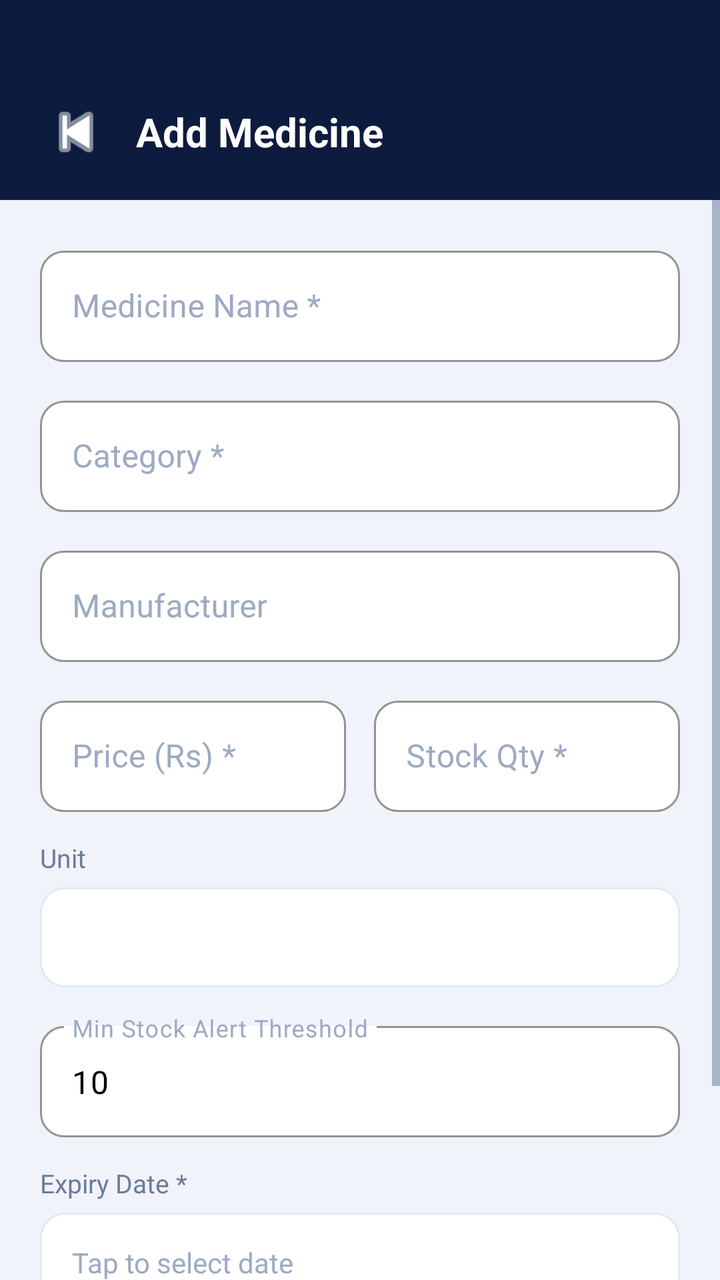
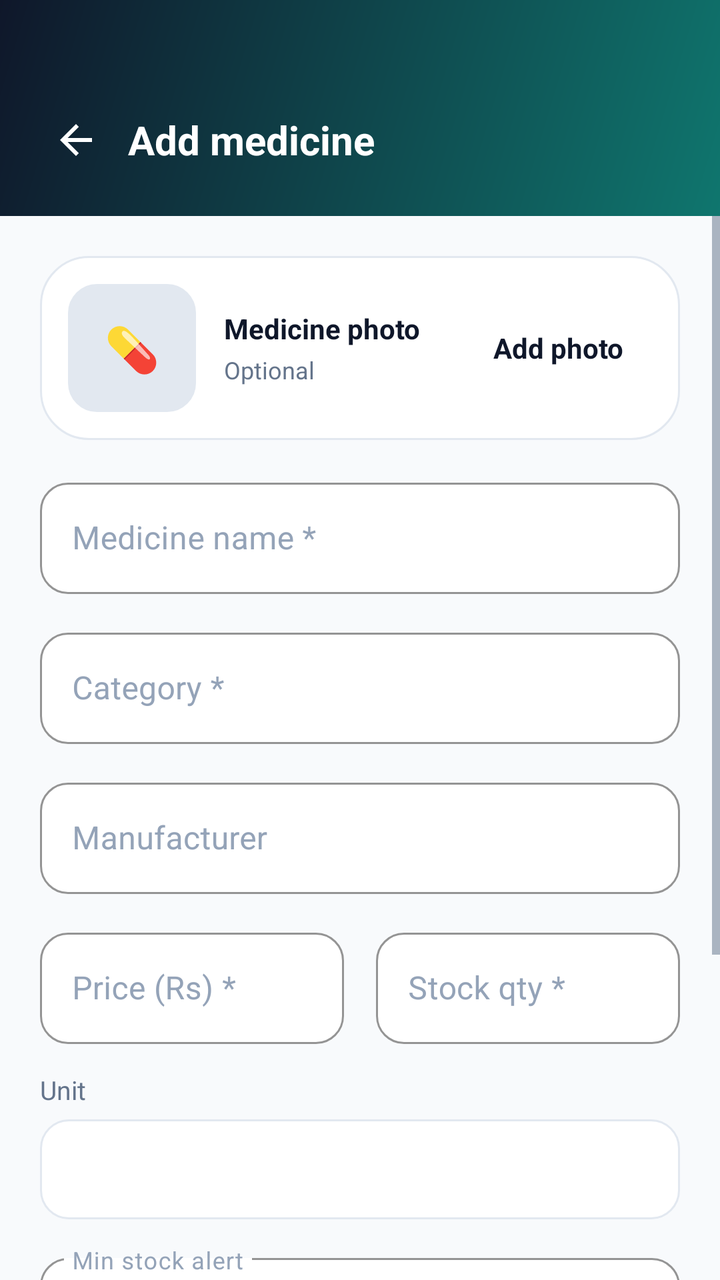

Before-and-after screenshots of an Android layout around one commit, followed by the original layout XML and the change that was made.
<!-- AndroidManifest.xml: application theme Theme.MediQuick -->
<!-- res/layout/activity_add_edit_medicine.xml -->
<?xml version="1.0" encoding="utf-8"?>
<LinearLayout xmlns:android="http://schemas.android.com/apk/res/android"
    xmlns:app="http://schemas.android.com/apk/res-auto"
    android:layout_width="match_parent"
    android:layout_height="match_parent"
    android:orientation="vertical"
    android:background="@color/surface">

    
    <LinearLayout
        android:layout_width="match_parent"
        android:layout_height="wrap_content"
        android:background="@color/navy"
        android:paddingTop="48dp"
        android:paddingBottom="16dp"
        android:paddingHorizontal="20dp"
        android:orientation="horizontal"
        android:gravity="center_vertical">

        <ImageView
            android:id="@+id/ivBack"
            android:layout_width="36dp"
            android:layout_height="36dp"
            android:src="@android:drawable/ic_media_previous"
            android:tint="@color/white"
            android:clickable="true"
            android:focusable="true" />

        <TextView
            android:id="@+id/tvTitle"
            android:layout_width="0dp"
            android:layout_height="wrap_content"
            android:layout_weight="1"
            android:text="Add Medicine"
            android:textColor="@color/white"
            android:textSize="20sp"
            android:textStyle="bold"
            android:layout_marginStart="12dp" />

    </LinearLayout>

    <ScrollView
        android:layout_width="match_parent"
        android:layout_height="0dp"
        android:layout_weight="1">

        <LinearLayout
            android:layout_width="match_parent"
            android:layout_height="wrap_content"
            android:orientation="vertical"
            android:padding="20dp">

            
            <com.google.android.material.textfield.TextInputLayout
                android:id="@+id/tilName"
                style="@style/InputLayout"
                android:layout_width="match_parent"
                android:layout_height="wrap_content"
                android:hint="Medicine Name *"
                android:layout_marginBottom="14dp">
                <com.google.android.material.textfield.TextInputEditText
                    android:id="@+id/etName"
                    android:layout_width="match_parent"
                    android:layout_height="wrap_content"
                    android:inputType="textCapWords"
                    android:maxLines="1"
                    android:textColor="@color/black" />
            </com.google.android.material.textfield.TextInputLayout>

            
            <com.google.android.material.textfield.TextInputLayout
                android:id="@+id/tilCategory"
                style="@style/InputLayout"
                android:layout_width="match_parent"
                android:layout_height="wrap_content"
                android:hint="Category *"
                android:layout_marginBottom="14dp">
                <com.google.android.material.textfield.TextInputEditText
                    android:id="@+id/etCategory"
                    android:layout_width="match_parent"
                    android:layout_height="wrap_content"
                    android:inputType="textCapWords"
                    android:maxLines="1"
                    android:textColor="@color/black" />
            </com.google.android.material.textfield.TextInputLayout>

            
            <com.google.android.material.textfield.TextInputLayout
                android:id="@+id/tilManufacturer"
                style="@style/InputLayout"
                android:layout_width="match_parent"
                android:layout_height="wrap_content"
                android:hint="Manufacturer"
                android:layout_marginBottom="14dp">
                <com.google.android.material.textfield.TextInputEditText
                    android:id="@+id/etManufacturer"
                    android:layout_width="match_parent"
                    android:layout_height="wrap_content"
                    android:inputType="textCapWords"
                    android:maxLines="1"
                    android:textColor="@color/black" />
            </com.google.android.material.textfield.TextInputLayout>

            
            <LinearLayout
                android:layout_width="match_parent"
                android:layout_height="wrap_content"
                android:orientation="horizontal"
                android:weightSum="2"
                android:layout_marginBottom="14dp">

                <com.google.android.material.textfield.TextInputLayout
                    android:id="@+id/tilPrice"
                    style="@style/InputLayout"
                    android:layout_width="0dp"
                    android:layout_height="wrap_content"
                    android:layout_weight="1"
                    android:hint="Price (Rs) *"
                    android:layout_marginEnd="7dp">
                    <com.google.android.material.textfield.TextInputEditText
                        android:id="@+id/etPrice"
                        android:layout_width="match_parent"
                        android:layout_height="wrap_content"
                        android:inputType="numberDecimal"
                        android:maxLines="1"
                        android:textColor="@color/black" />
                </com.google.android.material.textfield.TextInputLayout>

                <com.google.android.material.textfield.TextInputLayout
                    android:id="@+id/tilStock"
                    style="@style/InputLayout"
                    android:layout_width="0dp"
                    android:layout_height="wrap_content"
                    android:layout_weight="1"
                    android:hint="Stock Qty *"
                    android:layout_marginStart="7dp">
                    <com.google.android.material.textfield.TextInputEditText
                        android:id="@+id/etStock"
                        android:layout_width="match_parent"
                        android:layout_height="wrap_content"
                        android:inputType="number"
                        android:maxLines="1"
                        android:textColor="@color/black" />
                </com.google.android.material.textfield.TextInputLayout>

            </LinearLayout>

            
            <TextView
                android:layout_width="wrap_content"
                android:layout_height="wrap_content"
                android:text="Unit"
                android:textColor="@color/text_secondary"
                android:textSize="13sp"
                android:layout_marginBottom="6dp" />

            <Spinner
                android:id="@+id/spinnerUnit"
                android:layout_width="match_parent"
                android:layout_height="50dp"
                android:background="@drawable/bg_spinner"
                android:layout_marginBottom="14dp"
                android:paddingHorizontal="12dp" />

            
            <com.google.android.material.textfield.TextInputLayout
                android:id="@+id/tilMinStock"
                style="@style/InputLayout"
                android:layout_width="match_parent"
                android:layout_height="wrap_content"
                android:hint="Min Stock Alert Threshold"
                android:layout_marginBottom="14dp">
                <com.google.android.material.textfield.TextInputEditText
                    android:id="@+id/etMinStock"
                    android:layout_width="match_parent"
                    android:layout_height="wrap_content"
                    android:inputType="number"
                    android:maxLines="1"
                    android:text="10"
                    android:textColor="@color/black" />
            </com.google.android.material.textfield.TextInputLayout>

            
            <TextView
                android:layout_width="wrap_content"
                android:layout_height="wrap_content"
                android:text="Expiry Date *"
                android:textColor="@color/text_secondary"
                android:textSize="13sp"
                android:layout_marginBottom="6dp" />

            <TextView
                android:id="@+id/tvExpiry"
                android:layout_width="match_parent"
                android:layout_height="50dp"
                android:text="Tap to select date"
                android:textColor="@color/text_hint"
                android:background="@drawable/bg_spinner"
                android:gravity="center_vertical"
                android:paddingHorizontal="16dp"
                android:layout_marginBottom="28dp"
                android:clickable="true"
                android:focusable="true" />

            
            <Button
                android:id="@+id/btnSave"
                android:layout_width="match_parent"
                android:layout_height="54dp"
                android:text="Save Medicine"
                android:textSize="16sp"
                android:textStyle="bold"
                android:textColor="@color/white"
                android:background="@drawable/bg_green_button"
                style="@style/Widget.MaterialComponents.Button.UnelevatedButton" />

        </LinearLayout>

    </ScrollView>

</LinearLayout>
<!-- resources referenced by this layout -->
<resources>
  <color name="black">#000000</color>
  <color name="navy">#0D1B3E</color>
  <color name="surface">#F0F3FA</color>
  <color name="text_hint">#9DAAC2</color>
  <color name="text_secondary">#6B7B9A</color>
  <!-- drawable bg_green_button (drawable) -->
  <?xml version="1.0" encoding="utf-8"?>
  <shape xmlns:android="http://schemas.android.com/apk/res/android"
      android:shape="rectangle">
      <solid android:color="@color/green_primary" />
      <corners android:radius="14dp" />
  </shape>
  <!-- drawable bg_spinner (drawable) -->
  <?xml version="1.0" encoding="utf-8"?>
  <shape xmlns:android="http://schemas.android.com/apk/res/android" android:shape="rectangle">
      <solid android:color="#FFFFFF" />
      <stroke android:width="1dp" android:color="#E2E8F5" />
      <corners android:radius="12dp" />
  </shape>
  <style name="InputLayout" parent="Widget.MaterialComponents.TextInputLayout.OutlinedBox">
          <item name="boxStrokeColor">@color/border</item>
          <item name="hintTextColor">@color/text_secondary</item>
          <item name="boxCornerRadiusTopStart">12dp</item>
          <item name="boxCornerRadiusTopEnd">12dp</item>
          <item name="boxCornerRadiusBottomStart">12dp</item>
          <item name="boxCornerRadiusBottomEnd">12dp</item>
          <item name="boxBackgroundColor">@color/white</item>
          
          <item name="android:textColorHint">@color/text_hint</item>
      </style>
  <style name="Theme.MediQuick" parent="Theme.MaterialComponents.DayNight.NoActionBar">
          <item name="colorPrimary">@color/green_primary</item>
          <item name="colorPrimaryVariant">@color/green_dark</item>
          <item name="colorOnPrimary">@color/white</item>
          <item name="android:windowBackground">@color/navy</item>
          <item name="android:statusBarColor">@color/navy</item>
          <item name="android:navigationBarColor">@color/navy</item>
          <item name="android:windowLightStatusBar">false</item>
          
          <item name="android:textColor">@color/black</item>
          <item name="android:textColorPrimary">@color/black</item>
          <item name="android:textColorSecondary">@color/text_secondary</item>
          <item name="colorControlNormal">@color/text_secondary</item>
          <item name="colorControlActivated">@color/green_primary</item>
          <item name="colorControlHighlight">@color/green_light</item>
      </style>
  <color name="green_primary">#27A85F</color>
  <color name="border">#E2E8F5</color>
  <color name="green_dark">#1D8B4C</color>
  <color name="green_light">#E8F7EF</color>
  <!-- unchanged entries left out for length: 1 -->
</resources>

<!-- the commit's change to res/layout/activity_add_edit_medicine.xml (unified diff, before → after) -->
@@ -3,40 +3,40 @@
     xmlns:app="http://schemas.android.com/apk/res-auto"
     android:layout_width="match_parent"
     android:layout_height="match_parent"
-    android:orientation="vertical"
-    android:background="@color/surface">
-
-    
+    android:background="@color/surface"
+    android:orientation="vertical">
+
     <LinearLayout
         android:layout_width="match_parent"
         android:layout_height="wrap_content"
-        android:background="@color/navy"
+        android:background="@drawable/bg_header_gradient"
+        android:gravity="center_vertical"
+        android:orientation="horizontal"
+        android:paddingHorizontal="16dp"
         android:paddingTop="48dp"
-        android:paddingBottom="16dp"
-        android:paddingHorizontal="20dp"
-        android:orientation="horizontal"
-        android:gravity="center_vertical">
+        android:paddingBottom="16dp">
 
         <ImageView
             android:id="@+id/ivBack"
-            android:layout_width="36dp"
-            android:layout_height="36dp"
-            android:src="@android:drawable/ic_media_previous"
-            android:tint="@color/white"
+            android:layout_width="44dp"
+            android:layout_height="44dp"
+            android:background="?attr/selectableItemBackgroundBorderless"
             android:clickable="true"
-            android:focusable="true" />
+            android:contentDescription="@string/navigate_up"
+            android:focusable="true"
+            android:padding="10dp"
+            android:src="@drawable/ic_arrow_back" />
 
         <TextView
             android:id="@+id/tvTitle"
             android:layout_width="0dp"
             android:layout_height="wrap_content"
+            android:layout_marginStart="4dp"
             android:layout_weight="1"
-            android:text="Add Medicine"
+            android:text="@string/add_medicine"
             android:textColor="@color/white"
             android:textSize="20sp"
-            android:textStyle="bold"
-            android:layout_marginStart="12dp" />
-
+            android:textStyle="bold" />
     </LinearLayout>
 
     <ScrollView
@@ -50,14 +50,83 @@
             android:orientation="vertical"
             android:padding="20dp">
 
-            
+            <LinearLayout
+                android:layout_width="match_parent"
+                android:layout_height="wrap_content"
+                android:layout_marginBottom="16dp"
+                android:background="@drawable/bg_auth_card"
+                android:orientation="horizontal"
+                android:gravity="center_vertical"
+                android:padding="14dp">
+
+                <FrameLayout
+                    android:layout_width="64dp"
+                    android:layout_height="64dp"
+                    android:background="@drawable/bg_med_image_placeholder">
+
+                    <ImageView
+                        android:id="@+id/ivMedicineImage"
+                        android:layout_width="match_parent"
+                        android:layout_height="match_parent"
+                        android:contentDescription="@string/medicine_image"
+                        android:scaleType="centerCrop"
+                        android:visibility="gone" />
+
+                    <TextView
+                        android:id="@+id/tvMedicineImageFallback"
+                        android:layout_width="match_parent"
+                        android:layout_height="match_parent"
+                        android:gravity="center"
+                        android:text="💊"
+                        android:textSize="22sp"
+                        android:textColor="@color/navy" />
+                </FrameLayout>
+
+                <LinearLayout
+                    android:layout_width="0dp"
+                    android:layout_height="wrap_content"
+                    android:layout_weight="1"
+                    android:orientation="vertical"
+                    android:layout_marginStart="14dp">
+
+                    <TextView
+                        android:layout_width="wrap_content"
+                        android:layout_height="wrap_content"
+                        android:text="@string/medicine_photo"
+                        android:textColor="@color/navy"
+                        android:textStyle="bold"
+                        android:textSize="14sp" />
+
+                    <TextView
+                        android:id="@+id/tvMedicineImageStatus"
+                        android:layout_width="wrap_content"
+                        android:layout_height="wrap_content"
+                        android:layout_marginTop="3dp"
+                        android:text="@string/optional"
+                        android:textColor="@color/text_secondary"
+                        android:textSize="12sp" />
+                </LinearLayout>
+
+                <TextView
+                    android:id="@+id/btnPickImage"
+                    android:layout_width="wrap_content"
+                    android:layout_height="wrap_content"
+                    android:background="@drawable/bg_outline_button"
+                    android:paddingHorizontal="14dp"
+                    android:paddingVertical="10dp"
+                    android:text="@string/add_photo"
+                    android:textColor="@color/navy"
+                    android:textStyle="bold" />
+            </LinearLayout>
+
             <com.google.android.material.textfield.TextInputLayout
                 android:id="@+id/tilName"
                 style="@style/InputLayout"
                 android:layout_width="match_parent"
                 android:layout_height="wrap_content"
-                android:hint="Medicine Name *"
-                android:layout_marginBottom="14dp">
+                android:layout_marginBottom="14dp"
+                android:hint="@string/medicine_name_required">
+
                 <com.google.android.material.textfield.TextInputEditText
                     android:id="@+id/etName"
                     android:layout_width="match_parent"
@@ -67,14 +136,14 @@
                     android:textColor="@color/black" />
             </com.google.android.material.textfield.TextInputLayout>
 
-            
             <com.google.android.material.textfield.TextInputLayout
                 android:id="@+id/tilCategory"
                 style="@style/InputLayout"
                 android:layout_width="match_parent"
                 android:layout_height="wrap_content"
-                android:hint="Category *"
-                android:layout_marginBottom="14dp">
+                android:layout_marginBottom="14dp"
+                android:hint="@string/category_required">
+
                 <com.google.android.material.textfield.TextInputEditText
                     android:id="@+id/etCategory"
                     android:layout_width="match_parent"
@@ -84,14 +153,14 @@
                     android:textColor="@color/black" />
             </com.google.android.material.textfield.TextInputLayout>
 
-            
             <com.google.android.material.textfield.TextInputLayout
                 android:id="@+id/tilManufacturer"
                 style="@style/InputLayout"
                 android:layout_width="match_parent"
                 android:layout_height="wrap_content"
-                android:hint="Manufacturer"
-                android:layout_marginBottom="14dp">
+                android:layout_marginBottom="14dp"
+                android:hint="@string/manufacturer_optional">
+
                 <com.google.android.material.textfield.TextInputEditText
                     android:id="@+id/etManufacturer"
                     android:layout_width="match_parent"
@@ -101,22 +170,22 @@
                     android:textColor="@color/black" />
             </com.google.android.material.textfield.TextInputLayout>
 
-            
             <LinearLayout
                 android:layout_width="match_parent"
                 android:layout_height="wrap_content"
+                android:layout_marginBottom="14dp"
                 android:orientation="horizontal"
-                android:weightSum="2"
-                android:layout_marginBottom="14dp">
+                android:weightSum="2">
 
                 <com.google.android.material.textfield.TextInputLayout
                     android:id="@+id/tilPrice"
                     style="@style/InputLayout"
                     android:layout_width="0dp"
                     android:layout_height="wrap_content"
+                    android:layout_marginEnd="8dp"
                     android:layout_weight="1"
-                    android:hint="Price (Rs) *"
-                    android:layout_marginEnd="7dp">
+                    android:hint="@string/price_rs_required">
+
                     <com.google.android.material.textfield.TextInputEditText
                         android:id="@+id/etPrice"
                         android:layout_width="match_parent"
@@ -131,9 +200,10 @@
                     style="@style/InputLayout"
                     android:layout_width="0dp"
                     android:layout_height="wrap_content"
+                    android:layout_marginStart="8dp"
                     android:layout_weight="1"
-                    android:hint="Stock Qty *"
-                    android:layout_marginStart="7dp">
+                    android:hint="@string/stock_qty_required">
+
                     <com.google.android.material.textfield.TextInputEditText
                         android:id="@+id/etStock"
                         android:layout_width="match_parent"
@@ -142,34 +212,32 @@
                         android:maxLines="1"
                         android:textColor="@color/black" />
                 </com.google.android.material.textfield.TextInputLayout>
-
             </LinearLayout>
 
-            
             <TextView
                 android:layout_width="wrap_content"
                 android:layout_height="wrap_content"
-                android:text="Unit"
+                android:layout_marginBottom="6dp"
+                android:text="@string/unit_label"
                 android:textColor="@color/text_secondary"
-                android:textSize="13sp"
-                android:layout_marginBottom="6dp" />
+                android:textSize="13sp" />
 
             <Spinner
                 android:id="@+id/spinnerUnit"
                 android:layout_width="match_parent"
                 android:layout_height="50dp"
+                android:layout_marginBottom="14dp"
                 android:background="@drawable/bg_spinner"
-                android:layout_marginBottom="14dp"
                 android:paddingHorizontal="12dp" />
 
-            
             <com.google.android.material.textfield.TextInputLayout
                 android:id="@+id/tilMinStock"
                 style="@style/InputLayout"
                 android:layout_width="match_parent"
                 android:layout_height="wrap_content"
-                android:hint="Min Stock Alert Threshold"
-                android:layout_marginBottom="14dp">
+                android:layout_marginBottom="14dp"
+                android:hint="@string/min_stock_threshold">
+
                 <com.google.android.material.textfield.TextInputEditText
                     android:id="@+id/etMinStock"
                     android:layout_width="match_parent"
@@ -180,42 +248,37 @@
                     android:textColor="@color/black" />
             </com.google.android.material.textfield.TextInputLayout>
 
-            
             <TextView
                 android:layout_width="wrap_content"
                 android:layout_height="wrap_content"
-                android:text="Expiry Date *"
+                android:layout_marginBottom="6dp"
+                android:text="@string/expiry_required"
                 android:textColor="@color/text_secondary"
-                android:textSize="13sp"
-                android:layout_marginBottom="6dp" />
+                android:textSize="13sp" />
 
             <TextView
                 android:id="@+id/tvExpiry"
                 android:layout_width="match_parent"
                 android:layout_height="50dp"
-                android:text="Tap to select date"
-                android:textColor="@color/text_hint"
+                android:layout_marginBottom="28dp"
                 android:background="@drawable/bg_spinner"
+                android:clickable="true"
+                android:focusable="true"
                 android:gravity="center_vertical"
                 android:paddingHorizontal="16dp"
-                android:layout_marginBottom="28dp"
-                android:clickable="true"
-                android:focusable="true" />
-
-            
+                android:text="@string/tap_select_date"
+                android:textColor="@color/text_hint" />
+
             <Button
                 android:id="@+id/btnSave"
+                style="@style/Widget.MaterialComponents.Button.UnelevatedButton"
                 android:layout_width="match_parent"
                 android:layout_height="54dp"
-                android:text="Save Medicine"
+                android:background="@drawable/bg_green_button"
+                android:text="@string/save_medicine"
+                android:textColor="@color/white"
                 android:textSize="16sp"
-                android:textStyle="bold"
-                android:textColor="@color/white"
-                android:background="@drawable/bg_green_button"
-                style="@style/Widget.MaterialComponents.Button.UnelevatedButton" />
-
+                android:textStyle="bold" />
         </LinearLayout>
-
     </ScrollView>
-
 </LinearLayout>
<!-- resource entries referenced after the edit -->
@@ -1,55 +1,138 @@
 <!-- resources referenced by this layout -->
 <resources>
-  <color name="black">#000000</color>
-  <color name="navy">#0D1B3E</color>
-  <color name="surface">#F0F3FA</color>
-  <color name="text_hint">#9DAAC2</color>
-  <color name="text_secondary">#6B7B9A</color>
-  <!-- drawable bg_green_button (drawable) -->
+  <color name="black">#0F172A</color>
+  <color name="navy">#0F172A</color>
+  <color name="surface">#F8FAFC</color>
+  <color name="text_hint">#94A3B8</color>
+  <color name="text_secondary">#64748B</color>
+  <!-- drawable bg_auth_card (drawable) -->
   <?xml version="1.0" encoding="utf-8"?>
   <shape xmlns:android="http://schemas.android.com/apk/res/android"
       android:shape="rectangle">
-      <solid android:color="@color/green_primary" />
+      <solid android:color="@color/white" />
+      <corners android:radius="24dp" />
+      <stroke
+          android:width="1dp"
+          android:color="@color/border" />
+  </shape>
+  <!-- drawable bg_green_button (drawable) -->
+  <?xml version="1.0" encoding="utf-8"?>
+  <ripple xmlns:android="http://schemas.android.com/apk/res/android"
+      android:color="#40FFFFFF">
+      <item>
+          <shape android:shape="rectangle">
+              <solid android:color="@color/green_primary" />
+              <corners android:radius="14dp" />
+          </shape>
+      </item>
+  </ripple>
+  <!-- drawable bg_header_gradient (drawable) -->
+  <?xml version="1.0" encoding="utf-8"?>
+  <shape xmlns:android="http://schemas.android.com/apk/res/android"
+      android:shape="rectangle">
+      <gradient
+          android:angle="135"
+          android:endColor="@color/navy"
+          android:startColor="@color/green_dark"
+          android:type="linear" />
+  </shape>
+  <!-- drawable bg_med_image_placeholder (drawable) -->
+  <?xml version="1.0" encoding="utf-8"?>
+  <shape xmlns:android="http://schemas.android.com/apk/res/android"
+      android:shape="rectangle">
+      <solid android:color="#E2E8F0" />
+      <corners android:radius="14dp" />
+      <stroke
+          android:width="1dp"
+          android:color="@color/border" />
+  </shape>
+  <!-- drawable bg_outline_button (drawable) -->
+  <?xml version="1.0" encoding="utf-8"?>
+  <ripple xmlns:android="http://schemas.android.com/apk/res/android"
+      android:color="#40FFFFFF">
+      <item>
+          <shape android:shape="rectangle">
+              <solid android:color="#1AFFFFFF" />
+              <stroke
+                  android:width="1dp"
+                  android:color="#55FFFFFF" />
+              <corners android:radius="14dp" />
+          </shape>
+      </item>
+  </ripple>
+  <!-- drawable bg_spinner (drawable) -->
+  <?xml version="1.0" encoding="utf-8"?>
+  <shape xmlns:android="http://schemas.android.com/apk/res/android"
+      android:shape="rectangle">
+      <solid android:color="@color/white" />
+      <stroke
+          android:width="1dp"
+          android:color="@color/border" />
       <corners android:radius="14dp" />
   </shape>
-  <!-- drawable bg_spinner (drawable) -->
+  <!-- drawable ic_arrow_back (drawable) -->
   <?xml version="1.0" encoding="utf-8"?>
-  <shape xmlns:android="http://schemas.android.com/apk/res/android" android:shape="rectangle">
-      <solid android:color="#FFFFFF" />
-      <stroke android:width="1dp" android:color="#E2E8F5" />
-      <corners android:radius="12dp" />
-  </shape>
+  <vector xmlns:android="http://schemas.android.com/apk/res/android"
+      android:width="24dp"
+      android:height="24dp"
+      android:viewportWidth="24"
+      android:viewportHeight="24">
+      <path
+          android:fillColor="#FFFFFF"
+          android:pathData="M20,11H7.83l5.59,-5.59L12,4l-8,8 8,8 1.41,-1.41L7.83,13H20v-2z" />
+  </vector>
+  <string name="add_medicine">Add medicine</string>
+  <string name="add_photo">Add photo</string>
+  <string name="category_required">Category *</string>
+  <string name="expiry_required">Expiry date *</string>
+  <string name="manufacturer_optional">Manufacturer</string>
+  <string name="medicine_image">Medicine image</string>
+  <string name="medicine_name_required">Medicine name *</string>
+  <string name="medicine_photo">Medicine photo</string>
+  <string name="min_stock_threshold">Min stock alert</string>
+  <string name="navigate_up">Back</string>
+  <string name="optional">Optional</string>
+  <string name="price_rs_required">Price (Rs) *</string>
+  <string name="save_medicine">Save medicine</string>
+  <string name="stock_qty_required">Stock qty *</string>
+  <string name="tap_select_date">Tap to choose date</string>
+  <string name="unit_label">Unit</string>
   <style name="InputLayout" parent="Widget.MaterialComponents.TextInputLayout.OutlinedBox">
           <item name="boxStrokeColor">@color/border</item>
           <item name="hintTextColor">@color/text_secondary</item>
-          <item name="boxCornerRadiusTopStart">12dp</item>
-          <item name="boxCornerRadiusTopEnd">12dp</item>
-          <item name="boxCornerRadiusBottomStart">12dp</item>
-          <item name="boxCornerRadiusBottomEnd">12dp</item>
+          <item name="boxCornerRadiusTopStart">14dp</item>
+          <item name="boxCornerRadiusTopEnd">14dp</item>
+          <item name="boxCornerRadiusBottomStart">14dp</item>
+          <item name="boxCornerRadiusBottomEnd">14dp</item>
           <item name="boxBackgroundColor">@color/white</item>
-          
           <item name="android:textColorHint">@color/text_hint</item>
       </style>
-  <style name="Theme.MediQuick" parent="Theme.MaterialComponents.DayNight.NoActionBar">
+  <style name="Theme.MediQuick" parent="Theme.Material3.DayNight.NoActionBar">
           <item name="colorPrimary">@color/green_primary</item>
-          <item name="colorPrimaryVariant">@color/green_dark</item>
           <item name="colorOnPrimary">@color/white</item>
-          <item name="android:windowBackground">@color/navy</item>
+          <item name="colorPrimaryContainer">@color/green_light</item>
+          <item name="colorOnPrimaryContainer">@color/green_dark</item>
+          <item name="colorSecondary">@color/accent_blue</item>
+          <item name="android:colorBackground">@color/surface</item>
+          <item name="colorSurface">@color/surface_elevated</item>
+          <item name="colorError">@color/error</item>
           <item name="android:statusBarColor">@color/navy</item>
-          <item name="android:navigationBarColor">@color/navy</item>
+          <item name="android:navigationBarColor">@color/surface</item>
           <item name="android:windowLightStatusBar">false</item>
-          
-          <item name="android:textColor">@color/black</item>
+          <item name="android:windowLightNavigationBar">true</item>
           <item name="android:textColorPrimary">@color/black</item>
           <item name="android:textColorSecondary">@color/text_secondary</item>
           <item name="colorControlNormal">@color/text_secondary</item>
           <item name="colorControlActivated">@color/green_primary</item>
           <item name="colorControlHighlight">@color/green_light</item>
       </style>
-  <color name="green_primary">#27A85F</color>
-  <color name="border">#E2E8F5</color>
-  <color name="green_dark">#1D8B4C</color>
-  <color name="green_light">#E8F7EF</color>
+  <color name="green_primary">#0D9488</color>
+  <color name="border">#E2E8F0</color>
+  <color name="green_dark">#0F766E</color>
+  <color name="green_light">#CCFBF1</color>
+  <color name="accent_blue">#0284C7</color>
+  <color name="surface_elevated">#FFFFFF</color>
+  <color name="error">#DC2626</color>
   <!-- unchanged entries left out for length: 1 -->
 </resources>
 
